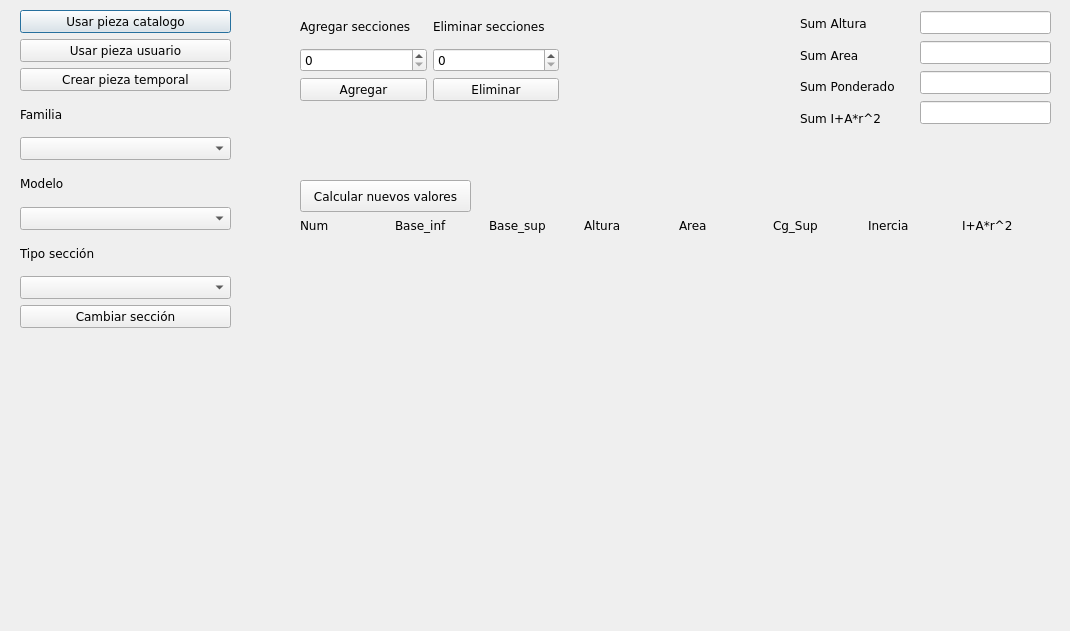
This is ui_files/herramienta_trapecios_v6.ui in Sady-Guzman/herramienta_practica as Qt 5 draws it before an edit. The edited form follows.
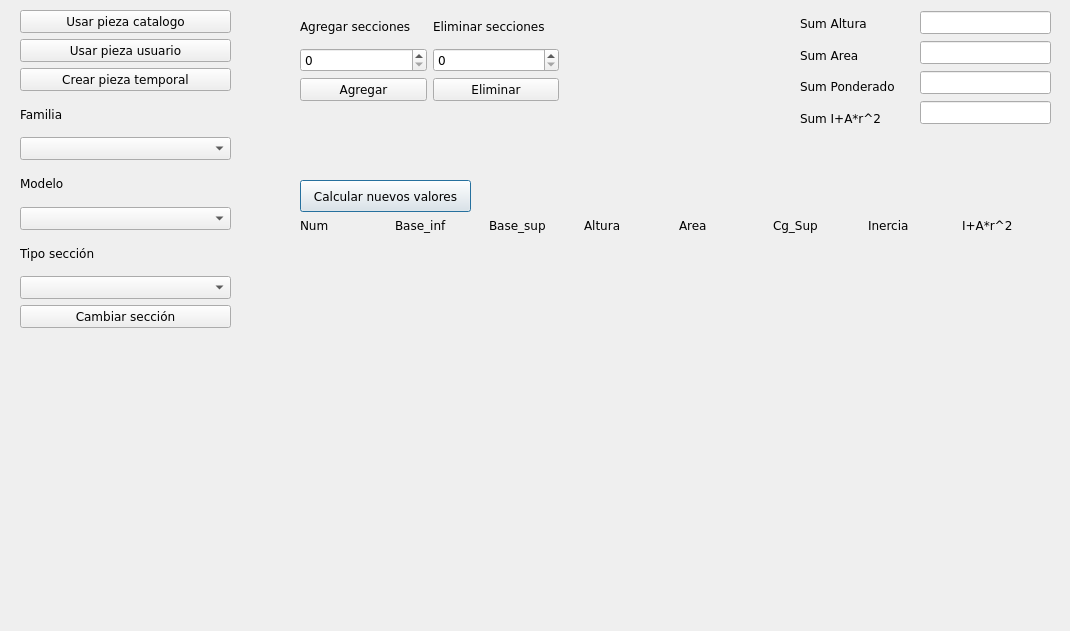
This is the edited form.

```diff
--- a/ui_files/herramienta_trapecios_v6.ui
+++ b/ui_files/herramienta_trapecios_v6.ui
@@ -35,6 +35,9 @@
       <property name="text">
        <string>Usar pieza catalogo</string>
       </property>
+      <property name="autoDefault">
+       <bool>false</bool>
+      </property>
      </widget>
     </item>
     <item>
@@ -321,6 +324,12 @@
    <property name="text">
     <string>Calcular nuevos valores</string>
    </property>
+   <property name="autoDefault">
+    <bool>false</bool>
+   </property>
+   <property name="default">
+    <bool>true</bool>
+   </property>
   </widget>
  </widget>
  <resources/>
```
Left out of the diff: 9 changed lines with no effect on the pictures.
